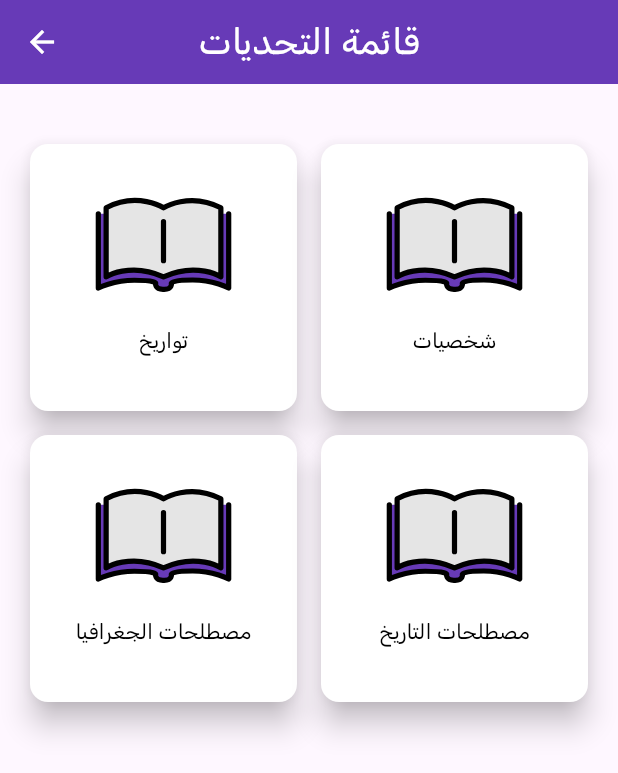
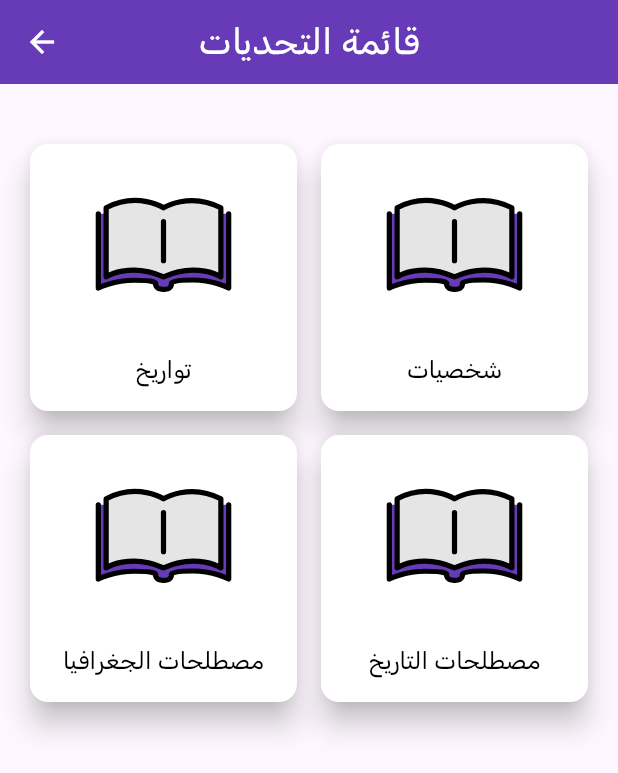
Before and after one commit to mohammed-el-amine-kichah/bac-helper-science, a Flutter app: the screen it shows after launch, after a tap on "اختبر معلوماتك", on a phone screen of 412 x 824 dp. Shown: the top 773 px of the screen. Run offline on Flutter 3.47's test engine with Material 3 defaults, Android fonts, the phone set to English and light mode, and no system bars; our stand-ins replace animated_splash_screen, firebase_core, firebase_storage, flip_card, flutter_animate, flutter_svg and 4 more; missing offline and left inert: syncfusion_flutter_pdfviewer; accounts and stored records are empty.

Commit message:
screenshots

```diff
--- a/lib/components/feature_card.dart
+++ b/lib/components/feature_card.dart
@@ -20,7 +20,10 @@ class FeatureCardComponent extends StatelessWidget {
 
     return GestureDetector(
       onTap: onTap,
-      child: Card(
+      child: Stack(
+
+        children: [
+          Card(
             color: isDarkMode ? Colors.grey[800] : Colors.white, // Change color based on theme
             elevation: 8,
             child: Column(
@@ -34,20 +37,28 @@ class FeatureCardComponent extends StatelessWidget {
                     fit: BoxFit.contain, // Adjust as needed
                   ),
                 ),
-            Padding(
+              ],
+            ),
+          ),
+          Positioned(
+            bottom: 20,
+            left: 0,
+            right: 0,
+            child: Padding(
               padding: const EdgeInsets.symmetric(horizontal: 8),
               child: Text(
                 title,
                 textAlign: TextAlign.center,
                 textDirection: TextDirection.rtl,
                 style: Theme.of(context).textTheme.bodyMedium?.copyWith(
-                  fontSize: 14, // Adjust font size if needed
+                  fontSize: 16, // Adjust font size if needed
                   color: isDarkMode ? Colors.white : Colors.black, // Change text color based on theme
                 ),
               ),
             ),
-          ],
           ),
+        ]
+
       ),
     );
   }
--- a/lib/main.dart
+++ b/lib/main.dart
@@ -15,10 +15,16 @@ void main() async {
     options: DefaultFirebaseOptions.currentPlatform,
   );
   runApp(
-    ChangeNotifierProvider(
-      create: (context) => ThemeNotifier(),
-      child: const MyApp(),
-    ),
+      Builder(builder: (context) {
+        final mediaQueryData = MediaQuery.of(context);
+        final mediaQueryDataWithLinearTextScaling = mediaQueryData
+            .copyWith(textScaler: const TextScaler.linear(1.0));
+        return MediaQuery(data: mediaQueryDataWithLinearTextScaling, child: ChangeNotifierProvider(
+          create: (context) => ThemeNotifier(),
+          child: const MyApp(),
+        ),);
+      }),
+
   );
 }
 
@@ -33,6 +39,7 @@ class MyApp extends StatelessWidget {
           title: 'BAC App',
           theme: themeNotifier.isDarkMode ? AppThemes.darkTheme : AppThemes.lightTheme,
           home:  const SplashScreen(),
+          debugShowCheckedModeBanner: false,
           routes: {
             'timer' :(context) => const TimerScreen(),
             'calculator' : (context) => const AverageCalculator(),
--- a/lib/screens/resources_screen.dart
+++ b/lib/screens/resources_screen.dart
@@ -220,7 +220,7 @@ class ResourcesScreen extends StatelessWidget {
       case ResourceType.socialMedia:
         return Colors.blue;
       case ResourceType.drive:
-        return Colors.green;
+        return Colors.deepPurple;
     }
   }
 
```
Also changed, not shown: 4 other files. Lines whose indentation alone changed are shown as unchanged.
